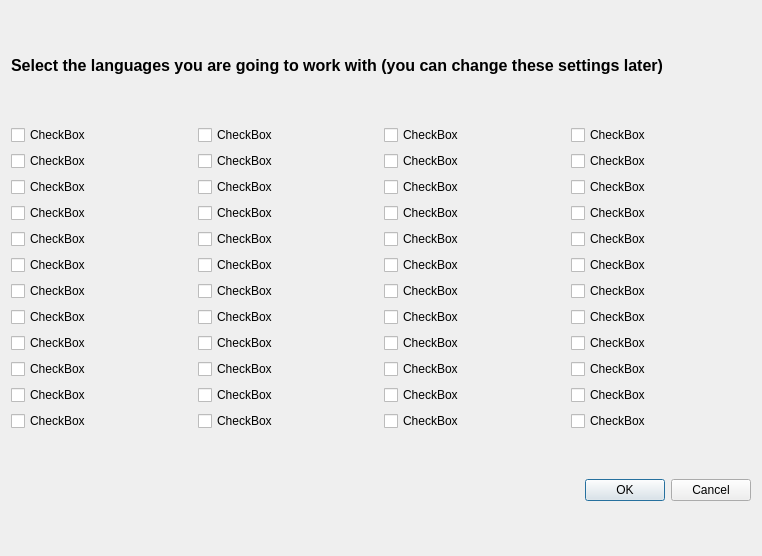
Old version of the form trunk/src/langselectdialog.ui in the repository sibskull/yagf.
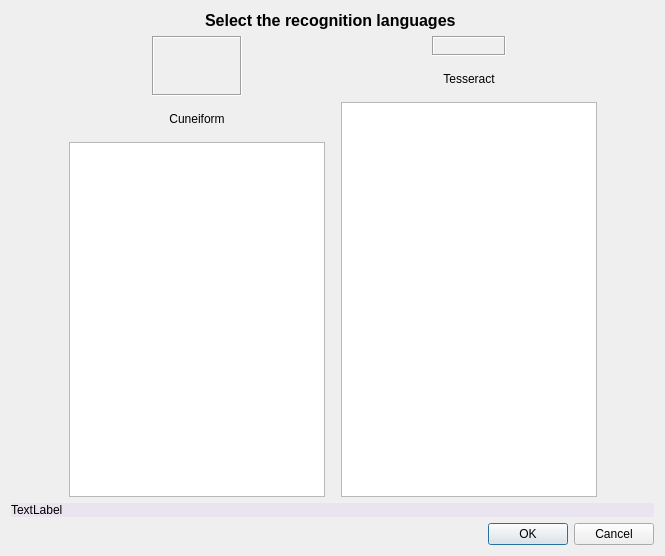
New version of the form. Icons and pictures are not drawn.

Patch:
```diff
--- a/trunk/src/langselectdialog.ui
+++ b/trunk/src/langselectdialog.ui
@@ -6,7 +6,7 @@
    <rect>
     <x>0</x>
     <y>0</y>
-    <width>762</width>
+    <width>665</width>
     <height>556</height>
    </rect>
   </property>
@@ -19,7 +19,7 @@
   <property name="styleSheet">
    <string notr="true">background-image: url(:/images/earth.png);</string>
   </property>
-  <layout class="QVBoxLayout" name="verticalLayout">
+  <layout class="QVBoxLayout" name="verticalLayout_3">
    <item>
     <widget class="QLabel" name="label">
      <property name="maximumSize">
@@ -36,400 +36,240 @@
       </font>
      </property>
      <property name="text">
-      <string>Select the languages you are going to work with (you can change these settings later)</string>
+      <string>Select the recognition languages </string>
      </property>
+     <property name="alignment">
+      <set>Qt::AlignCenter</set>
+     </property>
     </widget>
    </item>
    <item>
-    <layout class="QGridLayout" name="gridLayout">
-     <item row="2" column="0">
-      <widget class="QCheckBox" name="checkBox">
-       <property name="maximumSize">
+    <layout class="QHBoxLayout" name="horizontalLayout_4">
+     <property name="spacing">
+      <number>16</number>
+     </property>
+     <item>
+      <spacer name="horizontalSpacer_6">
+       <property name="orientation">
+        <enum>Qt::Horizontal</enum>
+       </property>
+       <property name="sizeHint" stdset="0">
         <size>
-         <width>200</width>
-         <height>16777215</height>
+         <width>40</width>
+         <height>20</height>
         </size>
        </property>
-       <property name="autoFillBackground">
-        <bool>false</bool>
-       </property>
-       <property name="text">
-        <string>CheckBox</string>
-       </property>
-      </widget>
+      </spacer>
      </item>
-     <item row="5" column="0">
-      <widget class="QCheckBox" name="checkBox_4">
-       <property name="text">
-        <string>CheckBox</string>
-       </property>
-      </widget>
-     </item>
-     <item row="6" column="0">
-      <widget class="QCheckBox" name="checkBox_5">
-       <property name="text">
-        <string>CheckBox</string>
-       </property>
-      </widget>
-     </item>
-     <item row="8" column="0">
-      <widget class="QCheckBox" name="checkBox_7">
-       <property name="text">
-        <string>CheckBox</string>
-       </property>
-      </widget>
-     </item>
-     <item row="11" column="0">
-      <widget class="QCheckBox" name="checkBox_10">
-       <property name="text">
-        <string>CheckBox</string>
-       </property>
-      </widget>
-     </item>
-     <item row="12" column="0">
-      <widget class="QCheckBox" name="checkBox_11">
-       <property name="text">
-        <string>CheckBox</string>
-       </property>
-      </widget>
-     </item>
-     <item row="9" column="0">
-      <widget class="QCheckBox" name="checkBox_8">
-       <property name="text">
-        <string>CheckBox</string>
-       </property>
-      </widget>
-     </item>
-     <item row="10" column="0">
-      <widget class="QCheckBox" name="checkBox_9">
-       <property name="text">
-        <string>CheckBox</string>
-       </property>
-      </widget>
-     </item>
-     <item row="13" column="0">
-      <widget class="QCheckBox" name="checkBox_12">
+     <item>
+      <layout class="QVBoxLayout" name="verticalLayout">
+       <item>
+        <layout class="QHBoxLayout" name="horizontalLayout_2">
+         <item>
+          <spacer name="horizontalSpacer_2">
+           <property name="orientation">
+            <enum>Qt::Horizontal</enum>
+           </property>
+           <property name="sizeHint" stdset="0">
+            <size>
+             <width>40</width>
+             <height>20</height>
+            </size>
+           </property>
+          </spacer>
+         </item>
+         <item>
+          <widget class="QLabel" name="label_2">
+           <property name="minimumSize">
+            <size>
+             <width>90</width>
+             <height>60</height>
+            </size>
+           </property>
        <property name="maximumSize">
         <size>
-         <width>200</width>
-         <height>16777215</height>
-        </size>
-       </property>
-       <property name="text">
-        <string>CheckBox</string>
-       </property>
-      </widget>
-     </item>
-     <item row="7" column="0">
-      <widget class="QCheckBox" name="checkBox_6">
-       <property name="text">
-        <string>CheckBox</string>
-       </property>
-      </widget>
-     </item>
-     <item row="4" column="0">
-      <widget class="QCheckBox" name="checkBox_3">
+             <width>90</width>
+             <height>60</height>
+            </size>
+           </property>
+           <property name="frameShape">
+            <enum>QFrame::Box</enum>
+           </property>
+           <property name="frameShadow">
+            <enum>QFrame::Sunken</enum>
+           </property>
        <property name="text">
-        <string>CheckBox</string>
-       </property>
-      </widget>
-     </item>
-     <item row="3" column="0">
-      <widget class="QCheckBox" name="checkBox_2">
-       <property name="text">
-        <string>CheckBox</string>
+            <string/>
+           </property>
+           <property name="pixmap">
+            <pixmap resource="yagf.qrc">:/images/cform.png</pixmap>
        </property>
       </widget>
      </item>
-     <item row="3" column="1">
-      <widget class="QCheckBox" name="checkBox_14">
-       <property name="text">
-        <string>CheckBox</string>
-       </property>
-      </widget>
-     </item>
-     <item row="12" column="1">
-      <widget class="QCheckBox" name="checkBox_23">
-       <property name="maximumSize">
+         <item>
+          <spacer name="horizontalSpacer_3">
+           <property name="orientation">
+            <enum>Qt::Horizontal</enum>
+           </property>
+           <property name="sizeHint" stdset="0">
         <size>
-         <width>200</width>
-         <height>16777215</height>
-        </size>
-       </property>
-       <property name="text">
-        <string>CheckBox</string>
-       </property>
-      </widget>
-     </item>
-     <item row="4" column="1">
-      <widget class="QCheckBox" name="checkBox_15">
-       <property name="text">
-        <string>CheckBox</string>
-       </property>
-      </widget>
-     </item>
-     <item row="5" column="1">
-      <widget class="QCheckBox" name="checkBox_16">
+             <width>40</width>
+             <height>20</height>
+            </size>
+           </property>
+          </spacer>
+         </item>
+        </layout>
+       </item>
+       <item>
+        <widget class="QLabel" name="label_4">
        <property name="text">
-        <string>CheckBox</string>
-       </property>
-      </widget>
-     </item>
-     <item row="6" column="1">
-      <widget class="QCheckBox" name="checkBox_17">
-       <property name="text">
-        <string>CheckBox</string>
+          <string>Cuneiform</string>
+         </property>
+         <property name="alignment">
+          <set>Qt::AlignCenter</set>
        </property>
       </widget>
      </item>
-     <item row="9" column="1">
-      <widget class="QCheckBox" name="checkBox_20">
-       <property name="text">
-        <string>CheckBox</string>
+       <item>
+        <widget class="QListWidget" name="listWidgetCuneiform">
+         <property name="minimumSize">
+          <size>
+           <width>256</width>
+           <height>0</height>
+          </size>
        </property>
       </widget>
      </item>
-     <item row="11" column="1">
-      <widget class="QCheckBox" name="checkBox_22">
-       <property name="text">
-        <string>CheckBox</string>
-       </property>
-      </widget>
+      </layout>
      </item>
-     <item row="10" column="1">
-      <widget class="QCheckBox" name="checkBox_21">
-       <property name="text">
-        <string>CheckBox</string>
-       </property>
-      </widget>
-     </item>
-     <item row="7" column="1">
-      <widget class="QCheckBox" name="checkBox_18">
-       <property name="text">
-        <string>CheckBox</string>
-       </property>
-      </widget>
-     </item>
-     <item row="13" column="1">
-      <widget class="QCheckBox" name="checkBox_24">
-       <property name="text">
-        <string>CheckBox</string>
-       </property>
-      </widget>
-     </item>
-     <item row="8" column="1">
-      <widget class="QCheckBox" name="checkBox_19">
-       <property name="text">
-        <string>CheckBox</string>
-       </property>
-      </widget>
-     </item>
-     <item row="2" column="1">
-      <widget class="QCheckBox" name="checkBox_13">
-       <property name="text">
-        <string>CheckBox</string>
-       </property>
-      </widget>
-     </item>
-     <item row="2" column="2">
-      <widget class="QCheckBox" name="checkBox_25">
-       <property name="maximumSize">
+     <item>
+      <layout class="QVBoxLayout" name="verticalLayout_2">
+       <item>
+        <layout class="QHBoxLayout" name="horizontalLayout_3">
+         <item>
+          <spacer name="horizontalSpacer_4">
+           <property name="orientation">
+            <enum>Qt::Horizontal</enum>
+           </property>
+           <property name="sizeHint" stdset="0">
         <size>
-         <width>200</width>
-         <height>16777215</height>
-        </size>
-       </property>
-       <property name="text">
-        <string>CheckBox</string>
-       </property>
-      </widget>
-     </item>
-     <item row="3" column="2">
-      <widget class="QCheckBox" name="checkBox_26">
-       <property name="maximumSize">
+             <width>40</width>
+             <height>20</height>
+            </size>
+           </property>
+          </spacer>
+         </item>
+         <item>
+          <widget class="QLabel" name="label_3">
+           <property name="minimumSize">
         <size>
-         <width>200</width>
-         <height>16777215</height>
-        </size>
-       </property>
-       <property name="text">
-        <string>CheckBox</string>
-       </property>
-      </widget>
-     </item>
-     <item row="4" column="2">
-      <widget class="QCheckBox" name="checkBox_27">
+             <width>74</width>
+             <height>0</height>
+            </size>
+           </property>
        <property name="maximumSize">
         <size>
-         <width>200</width>
-         <height>16777215</height>
-        </size>
-       </property>
-       <property name="text">
-        <string>CheckBox</string>
-       </property>
-      </widget>
-     </item>
-     <item row="5" column="2">
-      <widget class="QCheckBox" name="checkBox_28">
-       <property name="maximumSize">
-        <size>
-         <width>200</width>
-         <height>16777215</height>
-        </size>
+             <width>70</width>
+             <height>60</height>
+            </size>
+           </property>
+           <property name="frameShape">
+            <enum>QFrame::Box</enum>
+           </property>
+           <property name="frameShadow">
+            <enum>QFrame::Sunken</enum>
        </property>
        <property name="text">
-        <string>CheckBox</string>
-       </property>
-      </widget>
-     </item>
-     <item row="6" column="2">
-      <widget class="QCheckBox" name="checkBox_29">
-       <property name="text">
-        <string>CheckBox</string>
+            <string/>
+           </property>
+           <property name="pixmap">
+            <pixmap resource="yagf.qrc">:/images/tess.png</pixmap>
        </property>
       </widget>
      </item>
-     <item row="7" column="2">
-      <widget class="QCheckBox" name="checkBox_30">
-       <property name="text">
-        <string>CheckBox</string>
-       </property>
-      </widget>
-     </item>
-     <item row="8" column="2">
-      <widget class="QCheckBox" name="checkBox_31">
-       <property name="text">
-        <string>CheckBox</string>
-       </property>
-      </widget>
-     </item>
-     <item row="9" column="2">
-      <widget class="QCheckBox" name="checkBox_32">
-       <property name="text">
-        <string>CheckBox</string>
-       </property>
-      </widget>
-     </item>
-     <item row="10" column="2">
-      <widget class="QCheckBox" name="checkBox_33">
-       <property name="text">
-        <string>CheckBox</string>
-       </property>
-      </widget>
-     </item>
-     <item row="11" column="2">
-      <widget class="QCheckBox" name="checkBox_34">
+         <item>
+          <spacer name="horizontalSpacer_5">
+           <property name="orientation">
+            <enum>Qt::Horizontal</enum>
+           </property>
+           <property name="sizeHint" stdset="0">
+            <size>
+             <width>40</width>
+             <height>20</height>
+            </size>
+           </property>
+          </spacer>
+         </item>
+        </layout>
+       </item>
+       <item>
+        <widget class="QLabel" name="label_5">
+         <property name="minimumSize">
+          <size>
+           <width>0</width>
+           <height>0</height>
+          </size>
+         </property>
        <property name="text">
-        <string>CheckBox</string>
-       </property>
-      </widget>
-     </item>
-     <item row="12" column="2">
-      <widget class="QCheckBox" name="checkBox_35">
-       <property name="text">
-        <string>CheckBox</string>
+          <string>Tesseract</string>
+         </property>
+         <property name="alignment">
+          <set>Qt::AlignCenter</set>
        </property>
       </widget>
      </item>
-     <item row="13" column="2">
-      <widget class="QCheckBox" name="checkBox_36">
-       <property name="text">
-        <string>CheckBox</string>
-       </property>
-      </widget>
-     </item>
-     <item row="2" column="3">
-      <widget class="QCheckBox" name="checkBox_37">
-       <property name="maximumSize">
+       <item>
+        <widget class="QListWidget" name="listWidgetTesseract">
+         <property name="minimumSize">
         <size>
-         <width>200</width>
-         <height>16777215</height>
-        </size>
-       </property>
-       <property name="text">
-        <string>CheckBox</string>
-       </property>
-      </widget>
-     </item>
-     <item row="3" column="3">
-      <widget class="QCheckBox" name="checkBox_38">
-       <property name="text">
-        <string>CheckBox</string>
-       </property>
-      </widget>
+           <width>256</width>
+           <height>0</height>
+          </size>
+         </property>
+        </widget>
+       </item>
+      </layout>
      </item>
-     <item row="4" column="3">
-      <widget class="QCheckBox" name="checkBox_39">
-       <property name="text">
-        <string>CheckBox</string>
+     <item>
+      <spacer name="horizontalSpacer_7">
+       <property name="orientation">
+        <enum>Qt::Horizontal</enum>
        </property>
-      </widget>
-     </item>
-     <item row="5" column="3">
-      <widget class="QCheckBox" name="checkBox_40">
-       <property name="text">
-        <string>CheckBox</string>
+       <property name="sizeHint" stdset="0">
+        <size>
+         <width>40</width>
+         <height>20</height>
+        </size>
        </property>
-      </widget>
+      </spacer>
      </item>
-     <item row="6" column="3">
-      <widget class="QCheckBox" name="checkBox_41">
-       <property name="text">
-        <string>CheckBox</string>
-       </property>
-      </widget>
-     </item>
-     <item row="7" column="3">
-      <widget class="QCheckBox" name="checkBox_42">
-       <property name="text">
-        <string>CheckBox</string>
-       </property>
-      </widget>
-     </item>
-     <item row="8" column="3">
-      <widget class="QCheckBox" name="checkBox_43">
+    </layout>
+   </item>
+   <item>
+    <widget class="QLabel" name="label_6">
+     <property name="styleSheet">
+      <string notr="true">background-color: rgb(233, 228, 240);</string>
+     </property>
        <property name="text">
-        <string>CheckBox</string>
+      <string>TextLabel</string>
        </property>
       </widget>
      </item>
-     <item row="9" column="3">
-      <widget class="QCheckBox" name="checkBox_44">
-       <property name="text">
-        <string>CheckBox</string>
+   <item>
+    <layout class="QHBoxLayout" name="horizontalLayout">
+     <item>
+      <spacer name="horizontalSpacer">
+       <property name="orientation">
+        <enum>Qt::Horizontal</enum>
        </property>
-      </widget>
-     </item>
-     <item row="10" column="3">
-      <widget class="QCheckBox" name="checkBox_45">
-       <property name="text">
-        <string>CheckBox</string>
+       <property name="sizeHint" stdset="0">
+        <size>
+         <width>40</width>
+         <height>20</height>
+        </size>
        </property>
-      </widget>
-     </item>
-     <item row="11" column="3">
-      <widget class="QCheckBox" name="checkBox_46">
-       <property name="text">
-        <string>CheckBox</string>
-       </property>
-      </widget>
-     </item>
-     <item row="12" column="3">
-      <widget class="QCheckBox" name="checkBox_47">
-       <property name="text">
-        <string>CheckBox</string>
-       </property>
-      </widget>
-     </item>
-     <item row="13" column="3">
-      <widget class="QCheckBox" name="checkBox_48">
-       <property name="text">
-        <string>CheckBox</string>
-       </property>
-      </widget>
-     </item>
-    </layout>
+      </spacer>
    </item>
    <item>
     <widget class="QDialogButtonBox" name="buttonBox">
@@ -442,6 +282,8 @@
     </widget>
    </item>
   </layout>
+   </item>
+  </layout>
  </widget>
  <resources/>
  <connections>
```
Left out of the diff: 8 changed lines with no effect on the pictures. Lines whose indentation alone changed are shown as unchanged.
